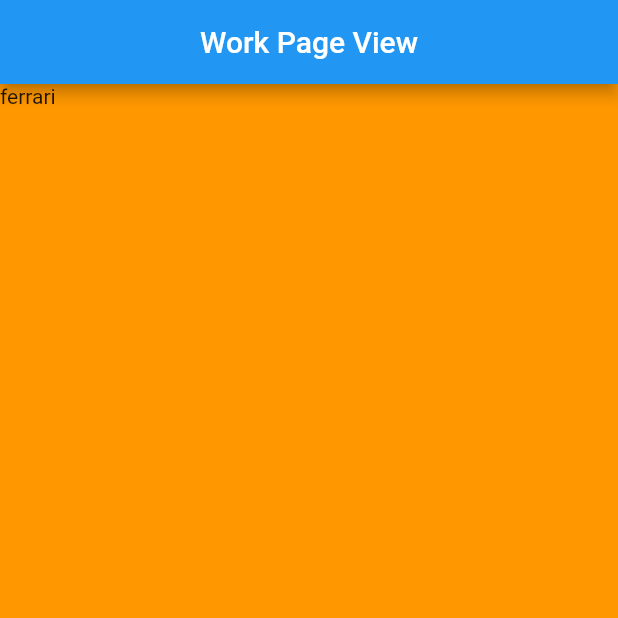
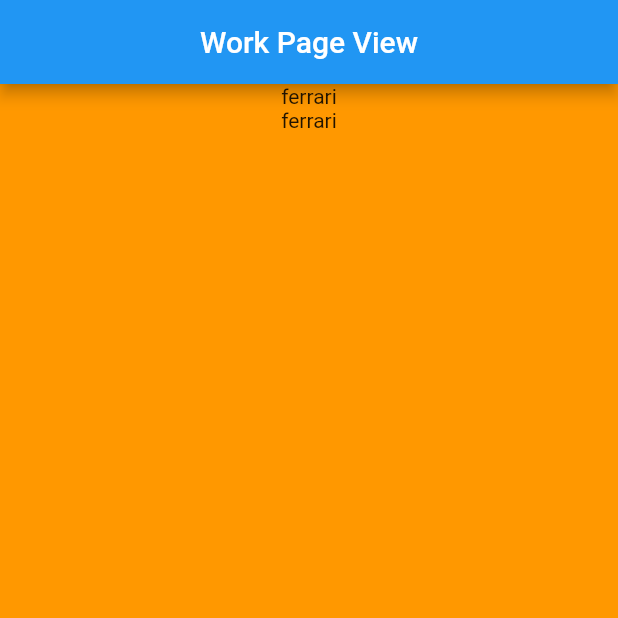
Before and after one commit to md-redwanul-haque/pageView-controller-with-getx, a Flutter app: the screen it shows after launch, swiped to page 2, on a phone screen of 412 x 824 dp, the top half of it. Run offline on Flutter 3.47's test engine with Material 2 defaults, Android fonts, the phone set to English and light mode, and no system bars; our stand-ins replace get.

```diff
--- a/lib/app/modules/workPage/views/work_page_view.dart
+++ b/lib/app/modules/workPage/views/work_page_view.dart
@@ -21,12 +21,22 @@ class WorkPageView extends GetView<WorkPageController> {
           Container(color: Colors.blue,child: Obx(()=>GestureDetector(onTap:(){
             controller.pageController.nextPage(duration: Duration(seconds: 1), curve: Curves.ease);
           },child: Text('${controller.car.value}')),)),
-          Container(color: Colors.orange,child: Obx(()=>GestureDetector(
-              onTap: (){
-                controller.pageController.nextPage(duration: Duration(seconds: 1), curve: Curves.ease);
+          Container(color: Colors.orange,child:Column(
+            children: [
+              Obx(()=>GestureDetector(
+                onTap: (){
+                  controller.pageController.nextPage(duration: Duration(seconds: 1), curve: Curves.ease);
 
-              },
-              child: Text('${controller.car.value}')),)),
+                },
+                child: Text('${controller.car.value}'),),),
+              Obx(()=>GestureDetector(
+                onTap: (){
+                  controller.pageController.previousPage(duration: Duration(seconds: 1), curve: Curves.ease);
+
+                },
+                child: Text('${controller.car.value}'),),),
+            ],
+          ) ),
 
           Container(color: Colors.green,child: Obx(()=>Text('${controller.car.value}'),)),
 
```
Also changed, not shown: pubspec.lock.
